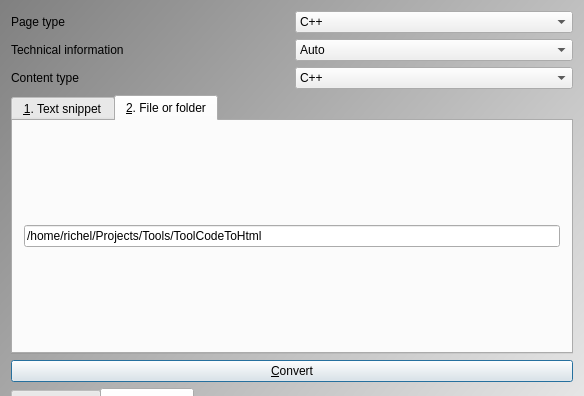
Old version of the form Tools/ToolCodeToHtml/qtcodetohtmlmaindialog.ui in the repository richelbilderbeek/ProjectRichelBilderbeek; both pictures show x 0 to 584 and y 0 to 396 of the 584 by 657 pixel window.
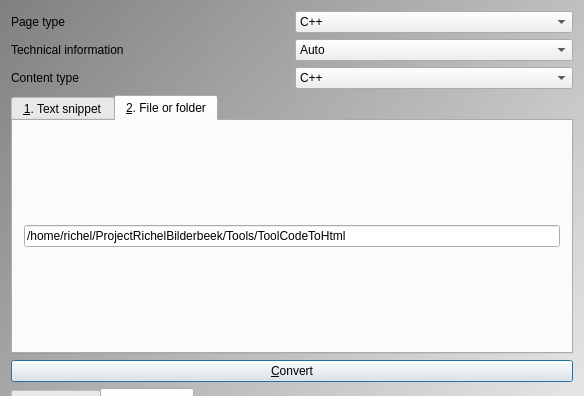
New version of the form. The open tabs and pages were chosen to show the change. Icons and pictures are not drawn.

Diff of the .ui file:
```diff
--- a/Tools/ToolCodeToHtml/qtcodetohtmlmaindialog.ui
+++ b/Tools/ToolCodeToHtml/qtcodetohtmlmaindialog.ui
@@ -157,7 +157,7 @@
        <item>
         <widget class="QLineEdit" name="edit_source">
          <property name="text">
-          <string>/home/richel/Projects/Tools/ToolCodeToHtml</string>
+          <string>/home/richel/ProjectRichelBilderbeek/Tools/ToolCodeToHtml</string>
          </property>
         </widget>
        </item>
```
Left out of the diff: 2 changed lines with no effect on the pictures.
